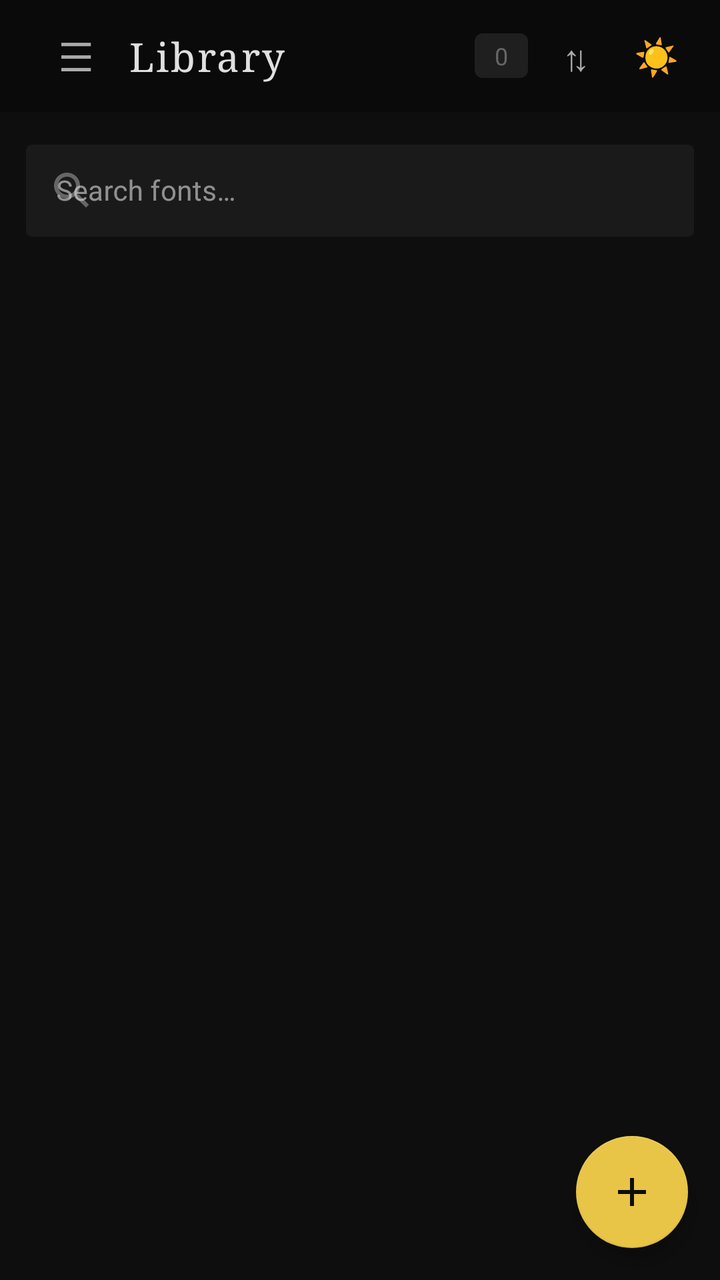
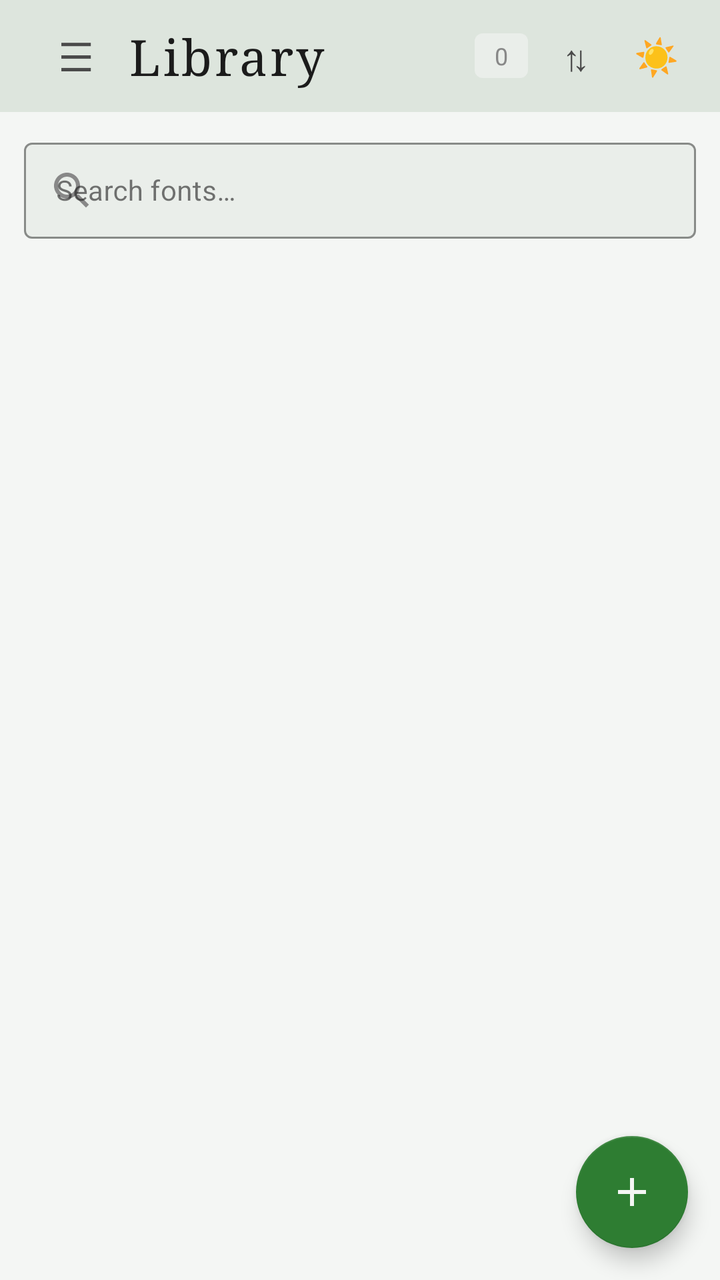

Screens rendered from an Android XML layout before and after an edit, with the pre-edit source and the edit as a unified diff.
<!-- AndroidManifest.xml: application theme Theme.FontLens -->
<!-- res/layout/fragment_font_list.xml -->
<?xml version="1.0" encoding="utf-8"?>
<androidx.constraintlayout.widget.ConstraintLayout
    xmlns:android="http://schemas.android.com/apk/res/android"
    xmlns:app="http://schemas.android.com/apk/res-auto"
    android:layout_width="match_parent"
    android:layout_height="match_parent"
    android:background="@color/bg_primary">

    <androidx.appcompat.widget.Toolbar
        android:id="@+id/toolbar"
        android:layout_width="0dp"
        android:layout_height="?attr/actionBarSize"
        android:background="@color/bg_sidebar"
        android:paddingStart="4dp"
        android:paddingEnd="8dp"
        app:layout_constraintEnd_toEndOf="parent"
        app:layout_constraintStart_toStartOf="parent"
        app:layout_constraintTop_toTopOf="parent">

        
        <LinearLayout
            android:id="@+id/toolbar_normal"
            android:layout_width="match_parent"
            android:layout_height="wrap_content"
            android:orientation="horizontal"
            android:gravity="center_vertical">

            <TextView
                android:id="@+id/btn_hamburger"
                android:layout_width="44dp"
                android:layout_height="44dp"
                android:gravity="center"
                android:text="☰"
                android:textSize="20sp"
                android:textColor="@color/text_secondary"
                android:clickable="true"
                android:focusable="true"
                android:background="?attr/selectableItemBackgroundBorderless" />

            <TextView
                android:id="@+id/tv_title"
                android:layout_width="0dp"
                android:layout_height="wrap_content"
                android:layout_weight="1"
                android:text="@string/library"
                android:textColor="@color/text_primary"
                android:textSize="20sp"
                android:fontFamily="serif"
                android:letterSpacing="0.05"
                android:layout_marginStart="4dp" />

            <TextView
                android:id="@+id/tv_count"
                android:layout_width="wrap_content"
                android:layout_height="wrap_content"
                android:background="@drawable/bg_badge"
                android:paddingStart="10dp"
                android:paddingEnd="10dp"
                android:paddingTop="3dp"
                android:paddingBottom="3dp"
                android:textColor="@color/text_muted"
                android:textSize="12sp"
                android:text="0" />

            <TextView
                android:id="@+id/btn_sort"
                android:layout_width="40dp"
                android:layout_height="40dp"
                android:layout_marginStart="4dp"
                android:gravity="center"
                android:text="⇅"
                android:textSize="18sp"
                android:textColor="@color/text_secondary"
                android:clickable="true"
                android:focusable="true"
                android:background="?attr/selectableItemBackgroundBorderless" />

            <TextView
                android:id="@+id/btn_theme"
                android:layout_width="40dp"
                android:layout_height="40dp"
                android:gravity="center"
                android:text="☀"
                android:textSize="18sp"
                android:textColor="@color/text_secondary"
                android:clickable="true"
                android:focusable="true"
                android:background="?attr/selectableItemBackgroundBorderless" />

        </LinearLayout>

        
        <LinearLayout
            android:id="@+id/toolbar_selection"
            android:layout_width="match_parent"
            android:layout_height="wrap_content"
            android:orientation="horizontal"
            android:gravity="center_vertical"
            android:visibility="gone">

            <TextView
                android:id="@+id/btn_cancel_selection"
                android:layout_width="40dp"
                android:layout_height="40dp"
                android:gravity="center"
                android:text="✕"
                android:textSize="16sp"
                android:textColor="@color/accent"
                android:clickable="true"
                android:focusable="true"
                android:background="?attr/selectableItemBackgroundBorderless" />

            <TextView
                android:id="@+id/tv_selected_count"
                android:layout_width="0dp"
                android:layout_height="wrap_content"
                android:layout_weight="1"
                android:layout_marginStart="8dp"
                android:textColor="@color/text_primary"
                android:textSize="15sp"
                android:text="0 selected" />

            <TextView
                android:id="@+id/btn_select_all"
                android:layout_width="wrap_content"
                android:layout_height="wrap_content"
                android:text="All"
                android:textColor="@color/accent"
                android:textSize="13sp"
                android:padding="8dp"
                android:clickable="true"
                android:focusable="true"
                android:background="?attr/selectableItemBackgroundBorderless" />

            <TextView
                android:id="@+id/btn_sel_favorite"
                android:layout_width="40dp"
                android:layout_height="40dp"
                android:gravity="center"
                android:text="★"
                android:textSize="18sp"
                android:textColor="@color/text_secondary"
                android:clickable="true"
                android:focusable="true"
                android:background="?attr/selectableItemBackgroundBorderless" />

            <TextView
                android:id="@+id/btn_sel_delete"
                android:layout_width="40dp"
                android:layout_height="40dp"
                android:gravity="center"
                android:text="🗑"
                android:textSize="16sp"
                android:textColor="#FF5252"
                android:clickable="true"
                android:focusable="true"
                android:background="?attr/selectableItemBackgroundBorderless" />

        </LinearLayout>

    </androidx.appcompat.widget.Toolbar>

    
    <com.google.android.material.textfield.TextInputLayout
        android:id="@+id/search_layout"
        style="@style/Widget.MaterialComponents.TextInputLayout.OutlinedBox"
        android:layout_width="0dp"
        android:layout_height="wrap_content"
        android:layout_marginStart="12dp"
        android:layout_marginEnd="12dp"
        android:layout_marginTop="10dp"
        app:boxBackgroundColor="@color/bg_elevated"
        app:boxStrokeColor="@color/border"
        app:hintTextColor="@color/text_muted"
        app:layout_constraintEnd_toEndOf="parent"
        app:layout_constraintStart_toStartOf="parent"
        app:layout_constraintTop_toBottomOf="@id/toolbar"
        app:startIconDrawable="@drawable/ic_search"
        app:startIconTint="@color/text_muted">

        <com.google.android.material.textfield.TextInputEditText
            android:id="@+id/et_search"
            android:layout_width="match_parent"
            android:layout_height="48dp"
            android:background="@null"
            android:hint="@string/search_fonts"
            android:imeOptions="actionSearch"
            android:inputType="text"
            android:textColor="@color/text_primary"
            android:textColorHint="@color/text_muted"
            android:textSize="14sp" />
    </com.google.android.material.textfield.TextInputLayout>

    <LinearLayout
        android:id="@+id/layout_empty"
        android:layout_width="wrap_content"
        android:layout_height="wrap_content"
        android:orientation="vertical"
        android:gravity="center"
        android:visibility="gone"
        app:layout_constraintBottom_toBottomOf="parent"
        app:layout_constraintEnd_toEndOf="parent"
        app:layout_constraintStart_toStartOf="parent"
        app:layout_constraintTop_toBottomOf="@id/search_layout">

        <TextView
            android:layout_width="wrap_content"
            android:layout_height="wrap_content"
            android:text="🔤"
            android:textSize="48sp" />

        <TextView
            android:id="@+id/tv_empty"
            android:layout_width="wrap_content"
            android:layout_height="wrap_content"
            android:layout_marginTop="16dp"
            android:gravity="center"
            android:text="@string/no_fonts"
            android:textColor="@color/text_muted"
            android:textSize="15sp" />
    </LinearLayout>

    <androidx.recyclerview.widget.RecyclerView
        android:id="@+id/rv_fonts"
        android:layout_width="0dp"
        android:layout_height="0dp"
        android:paddingStart="10dp"
        android:paddingEnd="10dp"
        android:paddingTop="8dp"
        android:paddingBottom="80dp"
        android:clipToPadding="false"
        app:layout_constraintBottom_toBottomOf="parent"
        app:layout_constraintEnd_toEndOf="parent"
        app:layout_constraintStart_toStartOf="parent"
        app:layout_constraintTop_toBottomOf="@id/search_layout" />

    <com.google.android.material.floatingactionbutton.FloatingActionButton
        android:id="@+id/fab_add"
        android:layout_width="wrap_content"
        android:layout_height="wrap_content"
        android:layout_marginEnd="16dp"
        android:layout_marginBottom="16dp"
        android:backgroundTint="@color/accent"
        android:contentDescription="@string/add_fonts"
        android:src="@drawable/ic_add"
        app:tint="@color/bg_primary"
        app:layout_constraintBottom_toBottomOf="parent"
        app:layout_constraintEnd_toEndOf="parent" />

</androidx.constraintlayout.widget.ConstraintLayout>
<!-- resources referenced by this layout -->
<resources>
  <color name="accent">#E8C547</color>
  <color name="bg_elevated">#1A1A1A</color>
  <color name="bg_primary">#0E0E0E</color>
  <color name="bg_sidebar">#0A0A0A</color>
  <color name="border">#2A2A2A</color>
  <color name="text_muted">#666666</color>
  <color name="text_primary">#E0E0E0</color>
  <color name="text_secondary">#AAAAAA</color>
  <!-- drawable bg_badge (drawable) -->
  <?xml version="1.0" encoding="utf-8"?>
  <shape xmlns:android="http://schemas.android.com/apk/res/android" android:shape="rectangle">
      <solid android:color="#1F1F1F"/>
      <corners android:radius="4dp"/>
  </shape>
  <!-- drawable ic_add (drawable) -->
  <vector xmlns:android="http://schemas.android.com/apk/res/android" android:width="24dp" android:height="24dp" android:viewportWidth="24" android:viewportHeight="24">
    <path android:fillColor="#000000" android:pathData="M19,13h-6v6h-2v-6H5v-2h6V5h2v6h6v2z"/>
  </vector>
  <!-- drawable ic_search (drawable) -->
  <vector xmlns:android="http://schemas.android.com/apk/res/android" android:width="24dp" android:height="24dp" android:viewportWidth="24" android:viewportHeight="24">
    <path android:fillColor="#666666" android:pathData="M15.5,14h-0.79l-0.28,-0.27C15.41,12.59 16,11.11 16,9.5 16,5.91 13.09,3 9.5,3S3,5.91 3,9.5 5.91,16 9.5,16c1.61,0 3.09,-0.59 4.23,-1.57l0.27,0.28v0.79l5,4.99L20.49,19l-4.99,-5zM9.5,14C7.01,14 5,11.99 5,9.5S7.01,5 9.5,5 14,7.01 14,9.5 11.99,14 9.5,14z"/>
  </vector>
  <string name="add_fonts">Add Fonts</string>
  <string name="library">Library</string>
  <string name="no_fonts">No fonts added yet.\nTap + to add fonts.</string>
  <string name="search_fonts">Search fonts…</string>
  <style name="Theme.FontLens" parent="Theme.MaterialComponents.DayNight.NoActionBar">
          <item name="colorPrimary">@color/accent</item>
          <item name="colorPrimaryVariant">@color/accent_dim</item>
          <item name="colorOnPrimary">@color/bg_primary</item>
          <item name="colorSecondary">@color/accent</item>
          <item name="colorSurface">@color/bg_surface</item>
          <item name="colorOnSurface">@color/text_primary</item>
          <item name="android:colorBackground">@color/bg_primary</item>
          <item name="android:windowBackground">@color/bg_primary</item>
          <item name="android:statusBarColor">@color/bg_sidebar</item>
          <item name="android:navigationBarColor">@color/bg_sidebar</item>
          <item name="android:textColorPrimary">@color/text_primary</item>
          <item name="android:textColorSecondary">@color/text_secondary</item>
          <item name="materialCardViewStyle">@style/CardStyle</item>
      </style>
  <color name="accent_dim">#1A1800</color>
  <color name="bg_surface">#141414</color>
  <style name="CardStyle" parent="Widget.MaterialComponents.CardView">
          <item name="cardBackgroundColor">@color/bg_surface</item>
          <item name="cardCornerRadius">8dp</item>
          <item name="cardElevation">0dp</item>
          <item name="strokeColor">@color/divider</item>
          <item name="strokeWidth">1dp</item>
      </style>
  <color name="divider">#1F1F1F</color>
</resources>

<!-- the commit's change to res/layout/fragment_font_list.xml (unified diff, before → after) -->
@@ -4,13 +4,13 @@
     xmlns:app="http://schemas.android.com/apk/res-auto"
     android:layout_width="match_parent"
     android:layout_height="match_parent"
-    android:background="@color/bg_primary">
+    android:background="?attr/bgPrimary">
 
     <androidx.appcompat.widget.Toolbar
         android:id="@+id/toolbar"
         android:layout_width="0dp"
         android:layout_height="?attr/actionBarSize"
-        android:background="@color/bg_sidebar"
+        android:background="?attr/bgSidebar"
         android:paddingStart="4dp"
         android:paddingEnd="8dp"
         app:layout_constraintEnd_toEndOf="parent"
@@ -32,7 +32,7 @@
                 android:gravity="center"
                 android:text="☰"
                 android:textSize="20sp"
-                android:textColor="@color/text_secondary"
+                android:textColor="?attr/textSecondary"
                 android:clickable="true"
                 android:focusable="true"
                 android:background="?attr/selectableItemBackgroundBorderless" />
@@ -43,8 +43,8 @@
                 android:layout_height="wrap_content"
                 android:layout_weight="1"
                 android:text="@string/library"
-                android:textColor="@color/text_primary"
-                android:textSize="20sp"
+                android:textColor="?attr/textPrimary"
+                android:textSize="25sp"
                 android:fontFamily="serif"
                 android:letterSpacing="0.05"
                 android:layout_marginStart="4dp" />
@@ -58,7 +58,7 @@
                 android:paddingEnd="10dp"
                 android:paddingTop="3dp"
                 android:paddingBottom="3dp"
-                android:textColor="@color/text_muted"
+                android:textColor="?attr/textMuted"
                 android:textSize="12sp"
                 android:text="0" />
 
@@ -70,7 +70,7 @@
                 android:gravity="center"
                 android:text="⇅"
                 android:textSize="18sp"
-                android:textColor="@color/text_secondary"
+                android:textColor="?attr/textSecondary"
                 android:clickable="true"
                 android:focusable="true"
                 android:background="?attr/selectableItemBackgroundBorderless" />
@@ -82,7 +82,7 @@
                 android:gravity="center"
                 android:text="☀"
                 android:textSize="18sp"
-                android:textColor="@color/text_secondary"
+                android:textColor="?attr/textSecondary"
                 android:clickable="true"
                 android:focusable="true"
                 android:background="?attr/selectableItemBackgroundBorderless" />
@@ -105,7 +105,7 @@
                 android:gravity="center"
                 android:text="✕"
                 android:textSize="16sp"
-                android:textColor="@color/accent"
+                android:textColor="?attr/accentColor"
                 android:clickable="true"
                 android:focusable="true"
                 android:background="?attr/selectableItemBackgroundBorderless" />
@@ -116,7 +116,7 @@
                 android:layout_height="wrap_content"
                 android:layout_weight="1"
                 android:layout_marginStart="8dp"
-                android:textColor="@color/text_primary"
+                android:textColor="?attr/textPrimary"
                 android:textSize="15sp"
                 android:text="0 selected" />
 
@@ -125,7 +125,7 @@
                 android:layout_width="wrap_content"
                 android:layout_height="wrap_content"
                 android:text="All"
-                android:textColor="@color/accent"
+                android:textColor="?attr/accentColor"
                 android:textSize="13sp"
                 android:padding="8dp"
                 android:clickable="true"
@@ -139,7 +139,7 @@
                 android:gravity="center"
                 android:text="★"
                 android:textSize="18sp"
-                android:textColor="@color/text_secondary"
+                android:textColor="?attr/textSecondary"
                 android:clickable="true"
                 android:focusable="true"
                 android:background="?attr/selectableItemBackgroundBorderless" />
@@ -169,14 +169,14 @@
         android:layout_marginStart="12dp"
         android:layout_marginEnd="12dp"
         android:layout_marginTop="10dp"
-        app:boxBackgroundColor="@color/bg_elevated"
-        app:boxStrokeColor="@color/border"
-        app:hintTextColor="@color/text_muted"
+        app:boxBackgroundColor="?attr/bgElevated"
+        app:boxStrokeColor="?attr/borderColor"
+        app:hintTextColor="?attr/textMuted"
         app:layout_constraintEnd_toEndOf="parent"
         app:layout_constraintStart_toStartOf="parent"
         app:layout_constraintTop_toBottomOf="@id/toolbar"
         app:startIconDrawable="@drawable/ic_search"
-        app:startIconTint="@color/text_muted">
+        app:startIconTint="?attr/textMuted">
 
         <com.google.android.material.textfield.TextInputEditText
             android:id="@+id/et_search"
@@ -186,8 +186,8 @@
             android:hint="@string/search_fonts"
             android:imeOptions="actionSearch"
             android:inputType="text"
-            android:textColor="@color/text_primary"
-            android:textColorHint="@color/text_muted"
+            android:textColor="?attr/textPrimary"
+            android:textColorHint="?attr/textMuted"
             android:textSize="14sp" />
     </com.google.android.material.textfield.TextInputLayout>
 
@@ -216,7 +216,7 @@
             android:layout_marginTop="16dp"
             android:gravity="center"
             android:text="@string/no_fonts"
-            android:textColor="@color/text_muted"
+            android:textColor="?attr/textMuted"
             android:textSize="15sp" />
     </LinearLayout>
 
@@ -240,10 +240,10 @@
         android:layout_height="wrap_content"
         android:layout_marginEnd="16dp"
         android:layout_marginBottom="16dp"
-        android:backgroundTint="@color/accent"
+        android:backgroundTint="?attr/accentColor"
         android:contentDescription="@string/add_fonts"
         android:src="@drawable/ic_add"
-        app:tint="@color/bg_primary"
+        app:tint="?attr/bgPrimary"
         app:layout_constraintBottom_toBottomOf="parent"
         app:layout_constraintEnd_toEndOf="parent" />
 
<!-- resource entries referenced after the edit -->
@@ -1,17 +1,9 @@
 <!-- resources referenced by this layout -->
 <resources>
-  <color name="accent">#E8C547</color>
-  <color name="bg_elevated">#1A1A1A</color>
-  <color name="bg_primary">#0E0E0E</color>
-  <color name="bg_sidebar">#0A0A0A</color>
-  <color name="border">#2A2A2A</color>
-  <color name="text_muted">#666666</color>
-  <color name="text_primary">#E0E0E0</color>
-  <color name="text_secondary">#AAAAAA</color>
   <!-- drawable bg_badge (drawable) -->
   <?xml version="1.0" encoding="utf-8"?>
   <shape xmlns:android="http://schemas.android.com/apk/res/android" android:shape="rectangle">
-      <solid android:color="#1F1F1F"/>
+      <solid android:color="?attr/bgElevated"/>
       <corners android:radius="4dp"/>
   </shape>
   <!-- drawable ic_add (drawable) -->
@@ -26,30 +18,43 @@
   <string name="library">Library</string>
   <string name="no_fonts">No fonts added yet.\nTap + to add fonts.</string>
   <string name="search_fonts">Search fonts…</string>
-  <style name="Theme.FontLens" parent="Theme.MaterialComponents.DayNight.NoActionBar">
-          <item name="colorPrimary">@color/accent</item>
-          <item name="colorPrimaryVariant">@color/accent_dim</item>
-          <item name="colorOnPrimary">@color/bg_primary</item>
-          <item name="colorSecondary">@color/accent</item>
-          <item name="colorSurface">@color/bg_surface</item>
-          <item name="colorOnSurface">@color/text_primary</item>
-          <item name="android:colorBackground">@color/bg_primary</item>
-          <item name="android:windowBackground">@color/bg_primary</item>
-          <item name="android:statusBarColor">@color/bg_sidebar</item>
-          <item name="android:navigationBarColor">@color/bg_sidebar</item>
-          <item name="android:textColorPrimary">@color/text_primary</item>
-          <item name="android:textColorSecondary">@color/text_secondary</item>
-          <item name="materialCardViewStyle">@style/CardStyle</item>
+  <style name="Theme.FontLens" parent="Theme.FontLens.Green.Light" />
+  <style name="Theme.FontLens.Green.Light" parent="Theme.MaterialComponents.Light.NoActionBar">
+          <item name="colorPrimary">@color/green_light_accent</item>
+          <item name="colorPrimaryVariant">@color/green_light_accent_dim</item>
+          <item name="colorOnPrimary">#FFFFFF</item>
+          <item name="colorSecondary">@color/green_light_accent</item>
+          <item name="colorSurface">@color/green_light_bg_surface</item>
+          <item name="colorOnSurface">@color/green_light_text_primary</item>
+          <item name="android:colorBackground">@color/green_light_bg_primary</item>
+          <item name="android:windowBackground">@color/green_light_bg_primary</item>
+          <item name="android:statusBarColor">@color/green_light_bg_sidebar</item>
+          <item name="android:navigationBarColor">@color/green_light_bg_sidebar</item>
+          <item name="android:textColorPrimary">@color/green_light_text_primary</item>
+          <item name="android:textColorSecondary">@color/green_light_text_secondary</item>
+          
+          <item name="bgPrimary">@color/green_light_bg_primary</item>
+          <item name="bgSurface">@color/green_light_bg_surface</item>
+          <item name="bgElevated">@color/green_light_bg_elevated</item>
+          <item name="bgSidebar">@color/green_light_bg_sidebar</item>
+          <item name="accentColor">@color/green_light_accent</item>
+          <item name="accentDim">@color/green_light_accent_dim</item>
+          <item name="textPrimary">@color/green_light_text_primary</item>
+          <item name="textSecondary">@color/green_light_text_secondary</item>
+          <item name="textMuted">@color/green_light_text_muted</item>
+          <item name="dividerColor">@color/green_light_divider</item>
+          <item name="borderColor">@color/green_light_border</item>
       </style>
-  <color name="accent_dim">#1A1800</color>
-  <color name="bg_surface">#141414</color>
-  <style name="CardStyle" parent="Widget.MaterialComponents.CardView">
-          <item name="cardBackgroundColor">@color/bg_surface</item>
-          <item name="cardCornerRadius">8dp</item>
-          <item name="cardElevation">0dp</item>
-          <item name="strokeColor">@color/divider</item>
-          <item name="strokeWidth">1dp</item>
-      </style>
-  <color name="divider">#1F1F1F</color>
+  <color name="green_light_accent">#2E7D32</color>
+  <color name="green_light_accent_dim">#C8E6C9</color>
+  <color name="green_light_bg_surface">#FFFFFF</color>
+  <color name="green_light_text_primary">#1B1B1B</color>
+  <color name="green_light_bg_primary">#F4F6F4</color>
+  <color name="green_light_bg_sidebar">#DDE5DD</color>
+  <color name="green_light_text_secondary">#4A4A4A</color>
+  <color name="green_light_bg_elevated">#EAEEEA</color>
+  <color name="green_light_text_muted">#888888</color>
+  <color name="green_light_divider">#D0D9D0</color>
+  <color name="green_light_border">#B8C8B8</color>
 </resources>
 
